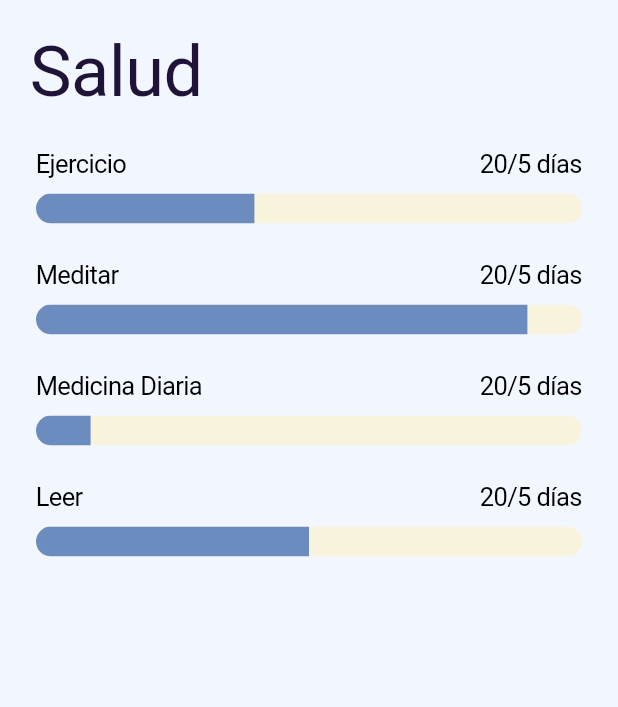
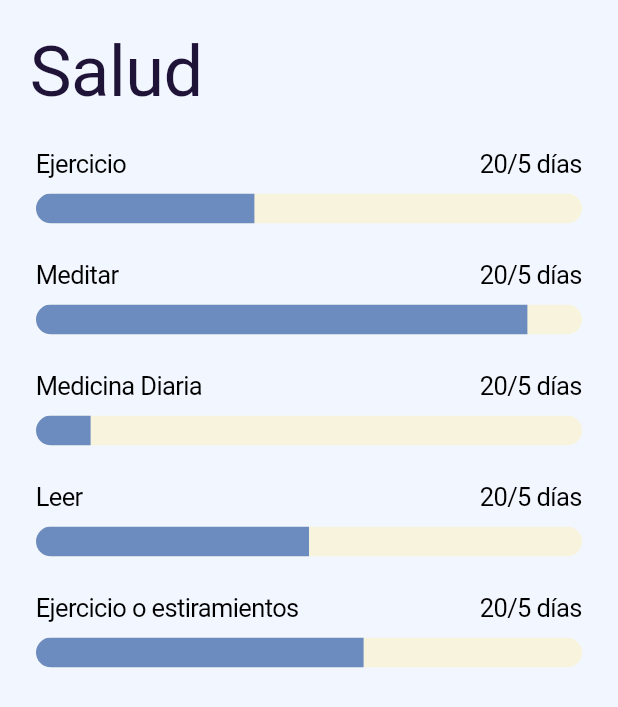
Before and after one commit to guillermoSb/proyecto_ing_software, a Flutter app: the HealthScreen screen opened directly, on a phone screen of 412 x 824 dp. Shown: the top 707 px of the screen. Run offline on Flutter 3.47's test engine with Material 2 defaults, Android fonts, the phone set to English and light mode, and no system bars.

Commit message:
Added feature

```diff
--- a/lib/screens/health_screen.dart
+++ b/lib/screens/health_screen.dart
@@ -28,7 +28,11 @@ class HealthScreen extends StatelessWidget {
               SizedBox(
                 height: 24,
               ),
-              ProgressWidget("Leer", 0.5)
+              ProgressWidget("Leer", 0.5),
+              SizedBox(
+                height: 24,
+              ),
+              ProgressWidget("Ejercicio o estiramientos", 0.6)
             ],
           ),
         )
```
